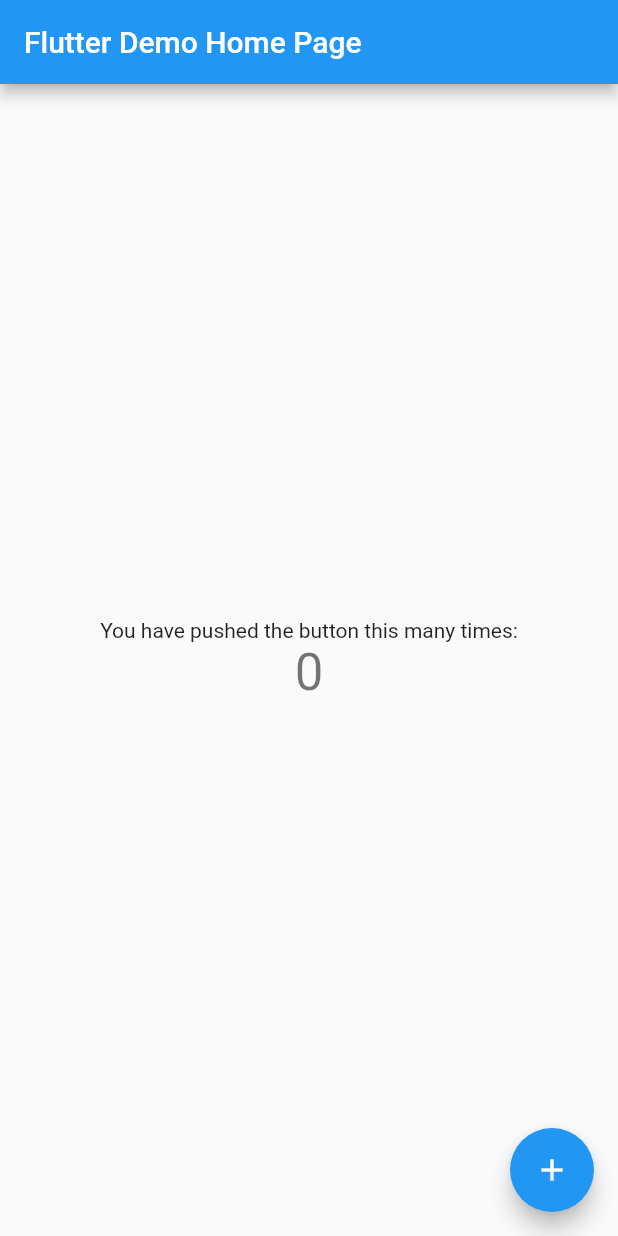
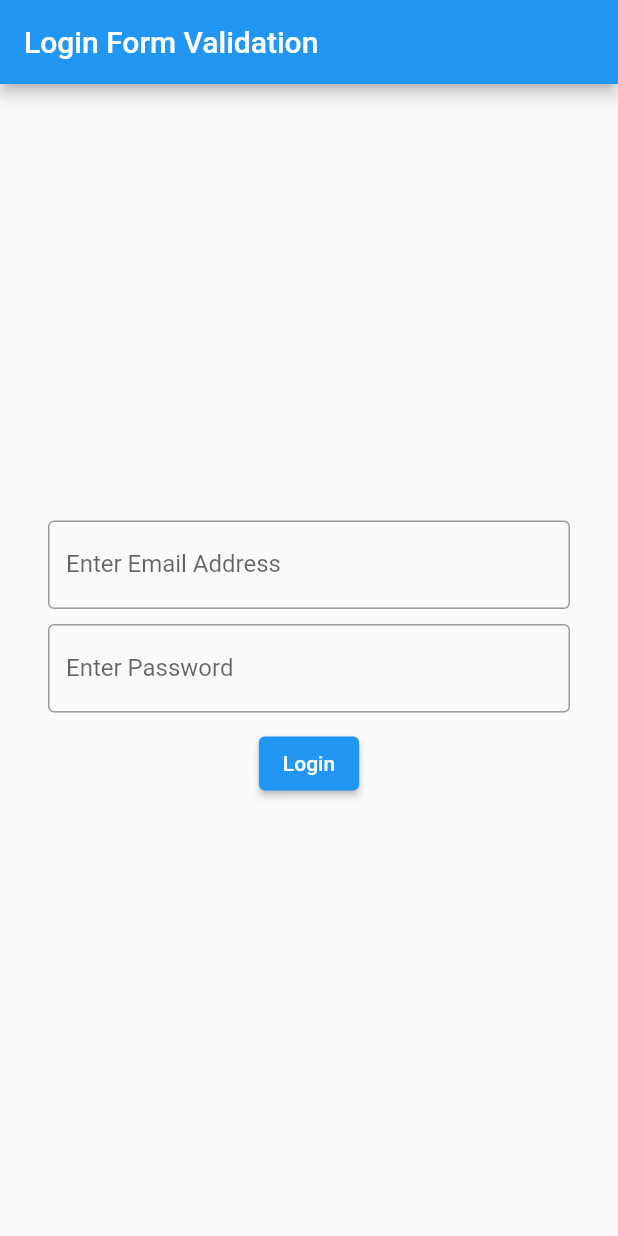
Before and after one commit to sathyaKrithiksaran/ValidationInFlutter, a Flutter app: the screen it shows after launch, on a phone screen of 412 x 824 dp. Run offline on Flutter 3.47's test engine with Material 2 defaults, Android fonts, the phone set to English and light mode, and no system bars.

Commit message:
Login Validation

```diff
--- a/lib/main.dart
+++ b/lib/main.dart
@@ -9,105 +9,79 @@ class MyApp extends StatelessWidget {
   @override
   Widget build(BuildContext context) {
     return MaterialApp(
-      title: 'Flutter Demo',
-      theme: ThemeData(
-        // This is the theme of your application.
-        //
-        // Try running your application with "flutter run". You'll see the
-        // application has a blue toolbar. Then, without quitting the app, try
-        // changing the primarySwatch below to Colors.green and then invoke
-        // "hot reload" (press "r" in the console where you ran "flutter run",
-        // or simply save your changes to "hot reload" in a Flutter IDE).
-        // Notice that the counter didn't reset back to zero; the application
-        // is not restarted.
-        primarySwatch: Colors.blue,
-      ),
-      home: MyHomePage(title: 'Flutter Demo Home Page'),
+      debugShowCheckedModeBanner: false,
+     home : Scaffold(
+       appBar: AppBar(
+         title: Text("Login Form Validation"),
+       ),
+       body: LoginForm(),
+
+     ),
     );
   }
 }
 
-class MyHomePage extends StatefulWidget {
-  MyHomePage({Key key, this.title}) : super(key: key);
-
-  // This widget is the home page of your application. It is stateful, meaning
-  // that it has a State object (defined below) that contains fields that affect
-  // how it looks.
-
-  // This class is the configuration for the state. It holds the values (in this
-  // case the title) provided by the parent (in this case the App widget) and
-  // used by the build method of the State. Fields in a Widget subclass are
-  // always marked "final".
-
-  final String title;
+class LoginForm extends StatefulWidget {
+  const LoginForm({Key key}) : super(key: key);
 
   @override
-  _MyHomePageState createState() => _MyHomePageState();
+  _LoginFormState createState() => _LoginFormState();
 }
 
-class _MyHomePageState extends State<MyHomePage> {
-  int _counter = 0;
-
-  void _incrementCounter() {
-    setState(() {
-      // This call to setState tells the Flutter framework that something has
-      // changed in this State, which causes it to rerun the build method below
-      // so that the display can reflect the updated values. If we changed
-      // _counter without calling setState(), then the build method would not be
-      // called again, and so nothing would appear to happen.
-      _counter++;
-    });
-  }
-
+class _LoginFormState extends State<LoginForm> {
+  final _Loginformkey = GlobalKey<FormState>();
   @override
   Widget build(BuildContext context) {
-    // This method is rerun every time setState is called, for instance as done
-    // by the _incrementCounter method above.
-    //
-    // The Flutter framework has been optimized to make rerunning build methods
-    // fast, so that you can just rebuild anything that needs updating rather
-    // than having to individually change instances of widgets.
-    return Scaffold(
-      appBar: AppBar(
-        // Here we take the value from the MyHomePage object that was created by
-        // the App.build method, and use it to set our appbar title.
-        title: Text(widget.title),
-      ),
-      body: Center(
-        // Center is a layout widget. It takes a single child and positions it
-        // in the middle of the parent.
-        child: Column(
-          // Column is also a layout widget. It takes a list of children and
-          // arranges them vertically. By default, it sizes itself to fit its
-          // children horizontally, and tries to be as tall as its parent.
-          //
-          // Invoke "debug painting" (press "p" in the console, choose the
-          // "Toggle Debug Paint" action from the Flutter Inspector in Android
-          // Studio, or the "Toggle Debug Paint" command in Visual Studio Code)
-          // to see the wireframe for each widget.
-          //
-          // Column has various properties to control how it sizes itself and
-          // how it positions its children. Here we use mainAxisAlignment to
-          // center the children vertically; the main axis here is the vertical
-          // axis because Columns are vertical (the cross axis would be
-          // horizontal).
-          mainAxisAlignment: MainAxisAlignment.center,
-          children: <Widget>[
-            Text(
-              'You have pushed the button this many times:',
-            ),
-            Text(
-              '$_counter',
-              style: Theme.of(context).textTheme.headline4,
-            ),
-          ],
+    final _myformlkey = GlobalKey<FormState>();
+    return SafeArea(
+      child: Padding(
+        padding: const EdgeInsets.all(32.0),
+        child: Form(
+          key: _myformlkey,
+          child: Column(
+            mainAxisAlignment: MainAxisAlignment.center,
+            children: [
+              TextFormField(
+                decoration: InputDecoration(
+                  labelText: 'Enter Email Address',
+                  border: OutlineInputBorder()
+
+                ),
+                validator: (value){
+                  if(value==null||value.isEmpty){
+                    return 'Please Provider Email Address';
+                  }
+                  return null;
+                },
+              ),
+              SizedBox(height: 10,),
+              TextFormField(
+                decoration: InputDecoration(
+                  labelText: 'Enter Password',
+                  border: OutlineInputBorder()
+                ),
+                validator: (value){
+                  if(value.length<6){
+                    return 'Please previder min 6 character';
+                  }
+                  return null;
+                },
+              ),
+              SizedBox(height: 10,),
+              ElevatedButton(
+                  onPressed: (){
+                if(_myformlkey.currentState.validate()){
+                  return 'ok';
+                }
+
+              },
+
+                  child: Text('Login'))
+            ],
+          ),
         ),
       ),
-      floatingActionButton: FloatingActionButton(
-        onPressed: _incrementCounter,
-        tooltip: 'Increment',
-        child: Icon(Icons.add),
-      ), // This trailing comma makes auto-formatting nicer for build methods.
+
     );
   }
 }
```
